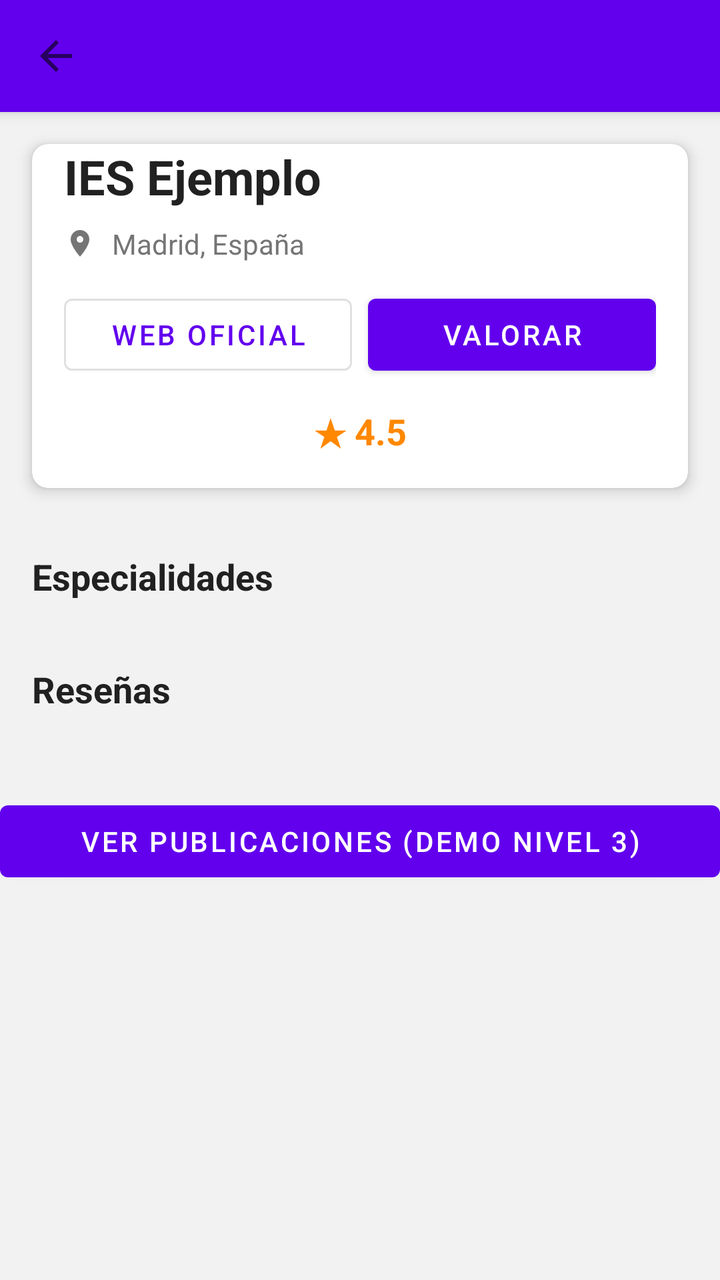
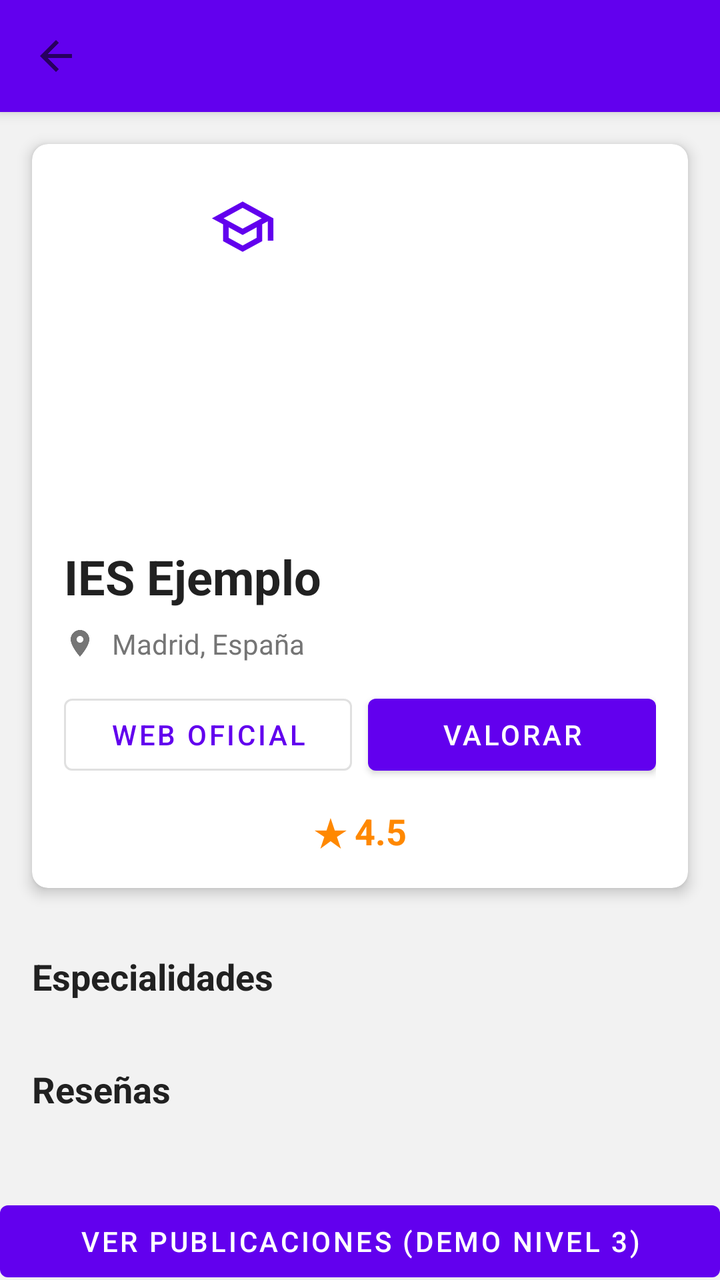

Before-and-after screenshots of an Android layout around one commit, followed by the original layout XML and the change that was made.
<!-- AndroidManifest.xml: application theme Theme.StudyBro -->
<!-- res/layout/actividad_perfil_centro.xml -->
<?xml version="1.0" encoding="utf-8"?>
<androidx.coordinatorlayout.widget.CoordinatorLayout 
    xmlns:android="http://schemas.android.com/apk/res/android"
    xmlns:app="http://schemas.android.com/apk/res-auto"
    android:layout_width="match_parent"
    android:layout_height="match_parent"
    android:background="@color/background">

    
    <com.google.android.material.appbar.AppBarLayout
        android:layout_width="match_parent"
        android:layout_height="wrap_content">

        <androidx.appcompat.widget.Toolbar
            android:id="@+id/toolbar"
            android:layout_width="match_parent"
            android:layout_height="?attr/actionBarSize"
            android:background="@color/primary"
            app:titleTextColor="@color/on_primary"
            app:navigationIcon="@drawable/ic_arrow_back"/>
    </com.google.android.material.appbar.AppBarLayout>

    
    <androidx.core.widget.NestedScrollView
        android:layout_width="match_parent"
        android:layout_height="match_parent"
        app:layout_behavior="@string/appbar_scrolling_view_behavior">

        <LinearLayout
            android:layout_width="match_parent"
            android:layout_height="wrap_content"
            android:orientation="vertical">

            
            <com.google.android.material.card.MaterialCardView
                android:layout_width="match_parent"
                android:layout_height="wrap_content"
                android:layout_margin="@dimen/margin_medium"
                app:cardElevation="@dimen/card_elevation"
                app:cardCornerRadius="@dimen/card_corner_radius">

                <LinearLayout
                    android:layout_width="match_parent"
                    android:layout_height="wrap_content"
                    android:orientation="vertical"
                    android:paddingBottom="16dp">

                        android:id="@+id/ivCenterImage"
                        android:layout_width="match_parent"
                        android:layout_height="200dp"
                        android:scaleType="centerCrop"
                        android:src="@drawable/ic_launcher_foreground"
                        android:contentDescription="Foto del centro"

                    
                    <TextView
                        android:id="@+id/tvCenterName"
                        android:layout_width="match_parent"
                        android:layout_height="wrap_content"
                        android:text="IES Ejemplo"
                        android:textSize="24sp"
                        android:textStyle="bold"
                        android:textColor="@color/text_primary"
                        android:layout_marginBottom="8dp"
                        android:layout_marginHorizontal="16dp"/>

                    
                    <LinearLayout
                        android:layout_width="match_parent"
                        android:layout_height="wrap_content"
                        android:orientation="horizontal"
                        android:gravity="center_vertical"
                        android:layout_marginBottom="12dp"
                        android:layout_marginHorizontal="16dp">

                        <ImageView
                            android:layout_width="16dp"
                            android:layout_height="16dp"
                            android:src="@drawable/ic_location"
                            app:tint="@color/text_secondary"/>

                        <TextView
                            android:id="@+id/tvLocation"
                            android:layout_width="wrap_content"
                            android:layout_height="wrap_content"
                            android:text="Madrid, España"
                            android:textSize="14sp"
                            android:textColor="@color/text_secondary"
                            android:layout_marginStart="8dp"/>
                    </LinearLayout>

                    
                     <LinearLayout
                        android:layout_width="match_parent"
                        android:layout_height="wrap_content"
                        android:orientation="horizontal"
                        android:layout_marginBottom="12dp"
                        android:layout_marginHorizontal="16dp">

                        <com.google.android.material.button.MaterialButton
                            android:id="@+id/btnWeb"
                            android:layout_width="0dp"
                            android:layout_height="wrap_content"
                            android:layout_weight="1"
                            android:text="Web Oficial"
                            style="@style/Widget.MaterialComponents.Button.OutlinedButton"
                            android:layout_marginEnd="8dp"/>
                        
                        <com.google.android.material.button.MaterialButton
                            android:id="@+id/btnValorar"
                            android:layout_width="0dp"
                            android:layout_height="wrap_content"
                            android:layout_weight="1"
                            android:text="Valorar"
                            style="@style/Widget.MaterialComponents.Button"/>
                    </LinearLayout>

                    
                    <LinearLayout
                        android:layout_width="match_parent"
                        android:layout_height="wrap_content"
                        android:orientation="horizontal"
                        android:gravity="center_vertical"
                        android:layout_marginHorizontal="16dp">
                        <TextView
                            android:id="@+id/tvRating"
                            android:layout_width="match_parent"
                            android:layout_height="wrap_content"
                            android:text="★ 4.5"
                            android:textSize="18sp"
                            android:textColor="@android:color/holo_orange_dark"
                            android:textStyle="bold"
                            android:gravity="center"/>
                    </LinearLayout>
                </LinearLayout>
            </com.google.android.material.card.MaterialCardView>

            
            <TextView
                android:layout_width="wrap_content"
                android:layout_height="wrap_content"
                android:text="Especialidades"
                android:textSize="18sp"
                android:textStyle="bold"
                android:textColor="@color/text_primary"
                android:layout_marginStart="16dp"
                android:layout_marginTop="16dp"/>

            <androidx.recyclerview.widget.RecyclerView
                android:id="@+id/recyclerViewSpecialties"
                android:layout_width="match_parent"
                android:layout_height="wrap_content"
                android:nestedScrollingEnabled="false"
                android:padding="8dp"/>

            
            <TextView
                android:layout_width="wrap_content"
                android:layout_height="wrap_content"
                android:text="Reseñas"
                android:textSize="18sp"
                android:textStyle="bold"
                android:textColor="@color/text_primary"
                android:layout_marginStart="16dp"
                android:layout_marginTop="16dp"/>

            <androidx.recyclerview.widget.RecyclerView
                android:id="@+id/recyclerViewReviews"
                android:layout_width="match_parent"
                android:layout_height="wrap_content"
                android:nestedScrollingEnabled="false"
                android:padding="8dp"/>


            
            <TextView
                android:id="@+id/tvNoSpecialties"
                android:layout_width="wrap_content"
                android:layout_height="wrap_content"
                android:layout_gravity="center"
                android:text="@string/no_specialties"
                android:textSize="@dimen/text_subtitle"
                android:textColor="@color/text_secondary"
                android:visibility="gone"
                android:layout_marginTop="40dp"/>

            
            <com.google.android.material.button.MaterialButton
                android:id="@+id/btnVerPublicaciones"
                android:layout_width="match_parent"
                android:layout_height="wrap_content"
                android:text="Ver Publicaciones (Demo Nivel 3)"
                android:layout_marginTop="24dp"/>
        </LinearLayout>
    </androidx.core.widget.NestedScrollView>

    
    <ProgressBar
        android:id="@+id/progressBar"
        android:layout_width="wrap_content"
        android:layout_height="wrap_content"
        android:layout_gravity="center"
        android:visibility="gone"/>

</androidx.coordinatorlayout.widget.CoordinatorLayout>
<!-- resources referenced by this layout -->
<resources>
  <color name="background">#F2F2F2</color>
  <color name="on_primary">#FFFFFF</color>
  <color name="primary">#6200EE</color>
  <color name="text_primary">#212121</color>
  <color name="text_secondary">#757575</color>
  <dimen name="card_corner_radius">8dp</dimen>
  <dimen name="card_elevation">4dp</dimen>
  <dimen name="margin_medium">16dp</dimen>
  <dimen name="text_subtitle">18sp</dimen>
  <!-- drawable ic_arrow_back (drawable) -->
  <vector xmlns:android="http://schemas.android.com/apk/res/android"
      android:width="24dp"
      android:height="24dp"
      android:viewportWidth="24"
      android:viewportHeight="24"
      android:tint="?attr/colorControlNormal"
      android:autoMirrored="true">
      <path
          android:fillColor="@android:color/white"
          android:pathData="M20,11H7.83l5.59,-5.59L12,4l-8,8 8,8 1.41,-1.41L7.83,13H20v-2z"/>
  </vector>
  <!-- drawable ic_launcher_foreground (drawable) -->
  <vector xmlns:android="http://schemas.android.com/apk/res/android"
      android:width="108dp"
      android:height="108dp"
      android:viewportWidth="108"
      android:viewportHeight="108">
      <group android:scaleX="0.46"
          android:scaleY="0.46"
          android:translateX="29.16"
          android:translateY="29.16">
          <path
              android:fillColor="@color/primary"
              android:pathData="M12,3L1,9l4,2.18v6L12,21l7,-3.82v-6l2,-1.09V17h2V9L12,3zM18.82,9L12,12.72 5.18,9 12,5.28 18.82,9zM17,15.99l-5,2.73 -5,-2.73v-3.72L12,15l5,-2.73v3.72z"
              android:scaleX="4"
              android:scaleY="4"
              android:translateX="-2"
              android:translateY="-2"/>
      </group>
  </vector>
  <!-- drawable ic_location (drawable) -->
  <vector xmlns:android="http://schemas.android.com/apk/res/android"
      android:width="24dp"
      android:height="24dp"
      android:viewportWidth="24"
      android:viewportHeight="24"
      android:tint="?attr/colorControlNormal">
      <path
          android:fillColor="@android:color/white"
          android:pathData="M12,2C8.13,2 5,5.13 5,9c0,5.25 7,13 7,13s7,-7.75 7,-13c0,-3.87 -3.13,-7 -7,-7zM12,11.5c-1.38,0 -2.5,-1.12 -2.5,-2.5s1.12,-2.5 2.5,-2.5 2.5,1.12 2.5,2.5 -1.12,2.5 -2.5,2.5z"/>
  </vector>
  <string name="appbar_scrolling_view_behavior" translatable="false">com.google.android.material.appbar.AppBarLayout$ScrollingViewBehavior</string>
  <string name="no_specialties">No hay especialidades</string>
  <style name="Theme.StudyBro" parent="Theme.MaterialComponents.DayNight.DarkActionBar">
          
          <item name="colorPrimary">@color/purple_500</item>
          <item name="colorPrimaryVariant">@color/purple_700</item>
          <item name="colorOnPrimary">@color/white</item>
          
          <item name="colorSecondary">@color/teal_200</item>
          <item name="colorSecondaryVariant">@color/teal_700</item>
          <item name="colorOnSecondary">@color/black</item>
          
          <item name="android:statusBarColor">?attr/colorPrimaryVariant</item>
          
      </style>
  <color name="purple_500">#FF6200EE</color>
  <color name="purple_700">#FF3700B3</color>
  <color name="white">#FFFFFFFF</color>
  <color name="teal_200">#FF03DAC5</color>
  <color name="teal_700">#FF018786</color>
  <color name="black">#FF000000</color>
</resources>

<!-- the commit's change to res/layout/actividad_perfil_centro.xml (unified diff, before → after) -->
@@ -45,12 +45,14 @@
                     android:orientation="vertical"
                     android:paddingBottom="16dp">
 
+                    
+                    <ImageView
                         android:id="@+id/ivCenterImage"
                         android:layout_width="match_parent"
                         android:layout_height="200dp"
                         android:scaleType="centerCrop"
                         android:src="@drawable/ic_launcher_foreground"
-                        android:contentDescription="Foto del centro"
+                        android:contentDescription="Foto del centro"/>
 
                     
                     <TextView
